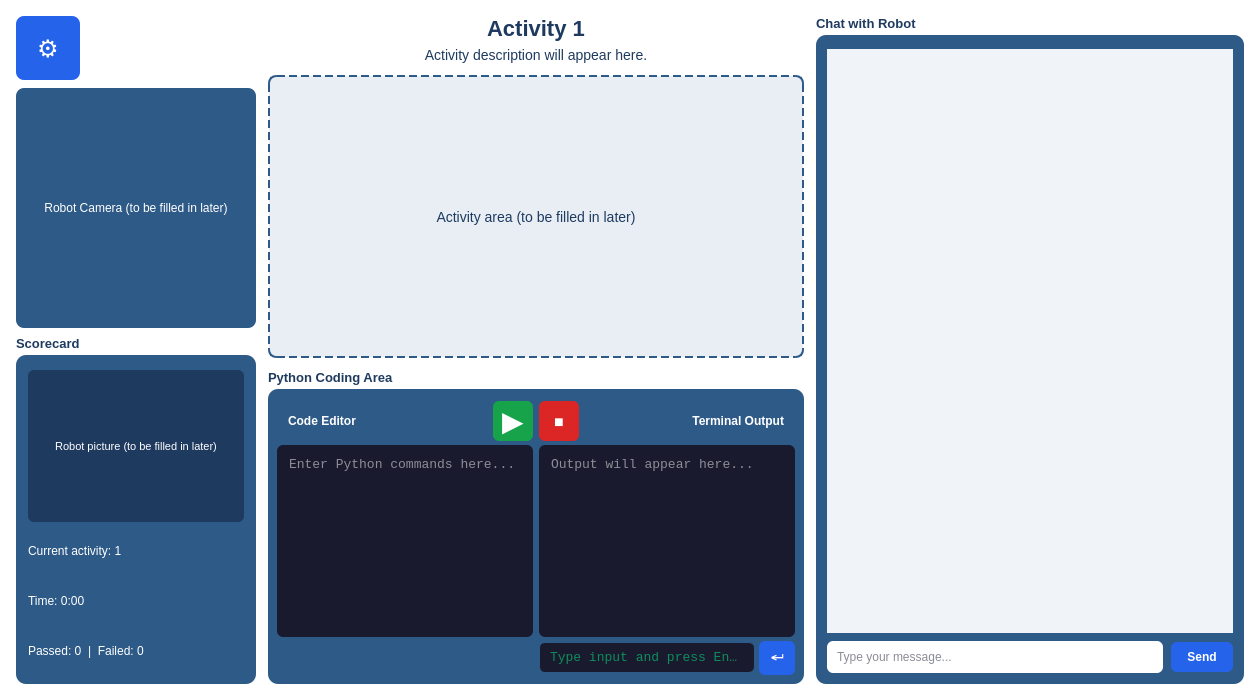
Before: the Qt Designer form interface/activity_window.ui in MuhammadMaazA/EduBot, drawn with Qt 5.
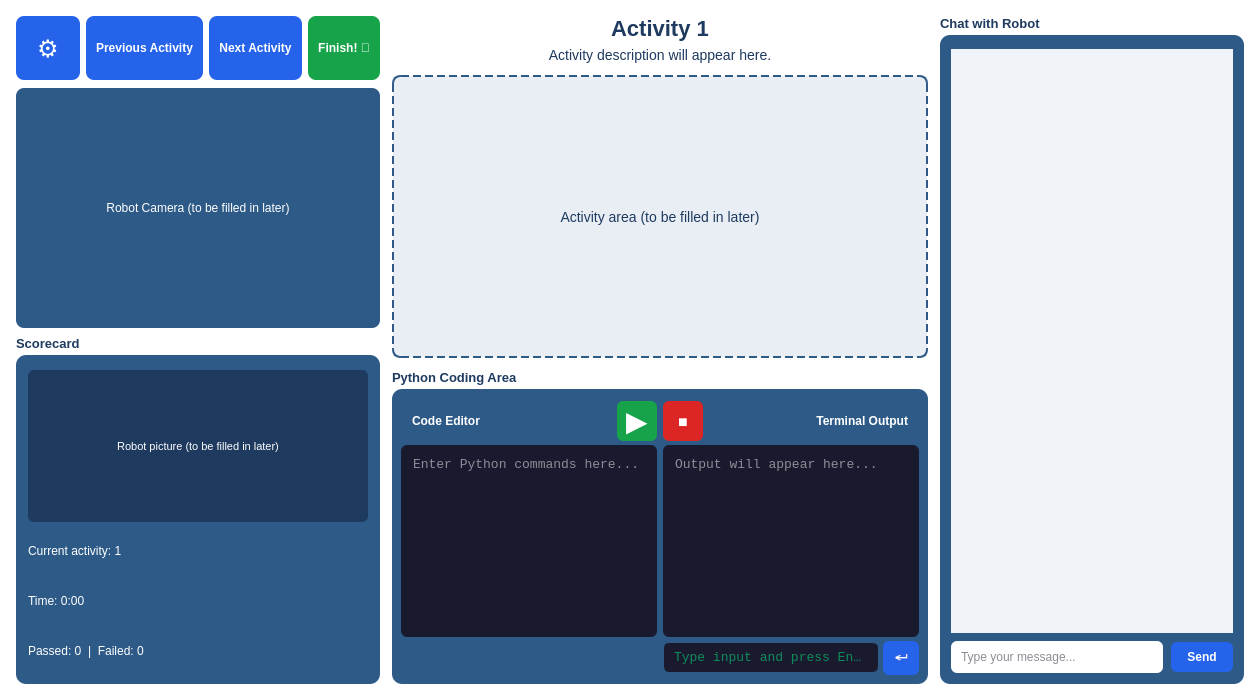
After: the same form once the commit is applied.

Commit message: added multiple activity windows

```diff
--- a/interface/activity_window.ui
+++ b/interface/activity_window.ui
@@ -64,13 +64,45 @@
 
      <!-- Settings button -->
      <item>
-      <widget class="QPushButton" name="settings_button">
-       <property name="text"><string>⚙</string></property>
-       <property name="toolTip"><string>Open settings</string></property>
-      </widget>
+      <layout class="QHBoxLayout" name="top_btn_layout">
+       <property name="spacing"><number>6</number></property>
+       <item>
+        <widget class="QPushButton" name="settings_button">
+         <property name="text"><string>⚙</string></property>
+         <property name="toolTip"><string>Open settings</string></property>
+        </widget>
+       </item>
+       <item>
+        <widget class="QPushButton" name="prev_activity_button">
+         <property name="text"><string>Previous Activity</string></property>
+         <property name="toolTip"><string>Go to previous activity</string></property>
+         <property name="styleSheet">
+          <string notr="true">background-color: #2563eb; color: white; font-size: 12px; font-weight: bold; padding: 8px 10px; border-radius: 8px; border: none; min-height: 48px;</string>
+         </property>
+        </widget>
+       </item>
+       <item>
+        <widget class="QPushButton" name="next_activity_button">
+         <property name="text"><string>Next Activity</string></property>
+         <property name="toolTip"><string>Go to next activity</string></property>
+         <property name="styleSheet">
+          <string notr="true">background-color: #2563eb; color: white; font-size: 12px; font-weight: bold; padding: 8px 10px; border-radius: 8px; border: none; min-height: 48px;</string>
+         </property>
+        </widget>
+       </item>
+       <item>
+        <widget class="QPushButton" name="finish_button">
+         <property name="text"><string>Finish! 🎉</string></property>
+         <property name="toolTip"><string>Finish all activities</string></property>
+         <property name="styleSheet">
+          <string notr="true">background-color: #16a34a; color: white; font-size: 12px; font-weight: bold; padding: 8px 10px; border-radius: 8px; border: none; min-height: 48px;</string>
+         </property>
+        </widget>
+       </item>
+      </layout>
      </item>
 
-     <!-- 8 px gap between settings and camera -->
+     <!-- 8 px gap between top buttons and camera -->
      <item>
       <spacer name="sp_settings_cam">
        <property name="orientation"><enum>Qt::Orientation::Vertical</enum></property>
```
Left out of the diff: 4 changed lines with no effect on the pictures. The commit also changes 2 other files.
